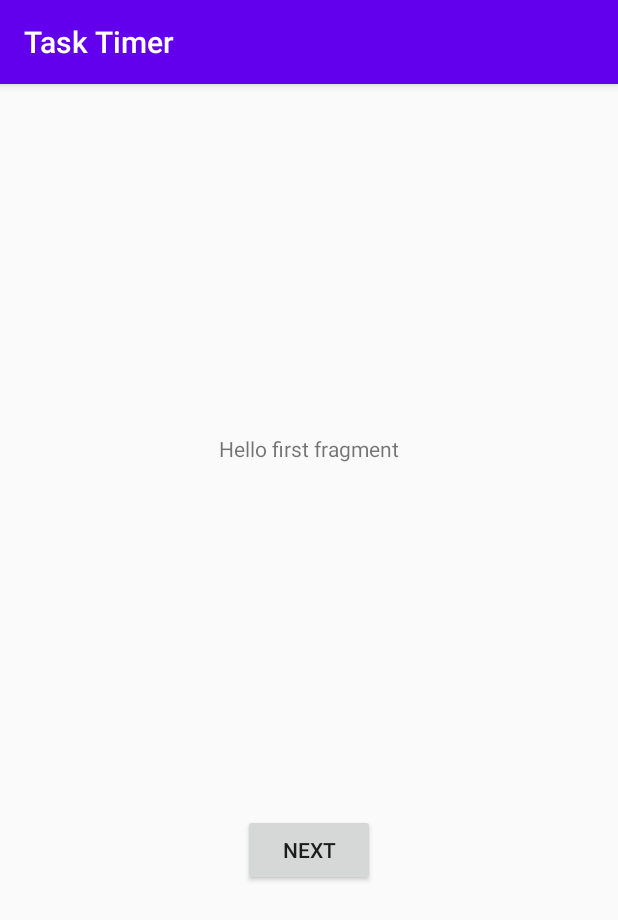
After one commit to GertScheers/TaskTimer, an Android app: the fragment FirstFragment shown on its own in the app's theme, on a phone screen of 412 x 824 dp. The commit adds this screen. Shown: the top 920 px of the screen. Run offline under Robolectric (Android 15) with nearby library versions, the phone set to English and light mode, and no system bars.

Commit message:
Activities remade
MainActivity was stuck in a reboot loop, fragment issue

```diff
--- a/app/src/main/AndroidManifest.xml
+++ b/app/src/main/AndroidManifest.xml
@@ -11,7 +11,7 @@
         android:theme="@style/AppTheme">
         <activity
             android:name=".MainActivity"
-            android:label="@string/app_name"
+            android:label="@string/title_activity_main"
             android:theme="@style/AppTheme.NoActionBar">
             <intent-filter>
                 <action android:name="android.intent.action.MAIN" />
@@ -21,9 +21,9 @@
         </activity>
 
         <provider
+            android:name=".AppProvider"
             android:authorities="com.gitje.tasktimer.provider"
-            android:name="com.gitje.tasktimer.AppProvider"
-            android:exported="false"/>
+            android:exported="false" />
     </application>
 
 </manifest>
--- /dev/null
+++ b/app/src/main/java/com/gitje/tasktimer/FirstFragment.kt
@@ -0,0 +1,31 @@
+package com.gitje.tasktimer
+
+import android.os.Bundle
+import androidx.fragment.app.Fragment
+import android.view.LayoutInflater
+import android.view.View
+import android.view.ViewGroup
+import android.widget.Button
+import androidx.navigation.fragment.findNavController
+
+/**
+ * A simple [Fragment] subclass as the default destination in the navigation.
+ */
+class FirstFragment : Fragment() {
+
+    override fun onCreateView(
+        inflater: LayoutInflater, container: ViewGroup?,
+        savedInstanceState: Bundle?
+    ): View? {
+        // Inflate the layout for this fragment
+        return inflater.inflate(R.layout.fragment_first, container, false)
+    }
+
+    override fun onViewCreated(view: View, savedInstanceState: Bundle?) {
+        super.onViewCreated(view, savedInstanceState)
+
+        view.findViewById<Button>(R.id.button_first).setOnClickListener {
+            findNavController().navigate(R.id.action_FirstFragment_to_SecondFragment)
+        }
+    }
+}
--- /dev/null
+++ b/app/src/main/res/layout/fragment_first.xml
@@ -0,0 +1,28 @@
+<?xml version="1.0" encoding="utf-8"?>
+<androidx.constraintlayout.widget.ConstraintLayout xmlns:android="http://schemas.android.com/apk/res/android"
+    xmlns:app="http://schemas.android.com/apk/res-auto"
+    xmlns:tools="http://schemas.android.com/tools"
+    android:layout_width="match_parent"
+    android:layout_height="match_parent"
+    tools:context=".FirstFragment">
+
+    <TextView
+        android:id="@+id/textview_first"
+        android:layout_width="wrap_content"
+        android:layout_height="wrap_content"
+        android:text="@string/hello_first_fragment"
+        app:layout_constraintBottom_toTopOf="@id/button_first"
+        app:layout_constraintEnd_toEndOf="parent"
+        app:layout_constraintStart_toStartOf="parent"
+        app:layout_constraintTop_toTopOf="parent" />
+
+    <Button
+        android:id="@+id/button_first"
+        android:layout_width="wrap_content"
+        android:layout_height="wrap_content"
+        android:text="@string/next"
+        app:layout_constraintBottom_toBottomOf="parent"
+        app:layout_constraintEnd_toEndOf="parent"
+        app:layout_constraintStart_toStartOf="parent"
+        app:layout_constraintTop_toBottomOf="@id/textview_first" />
+</androidx.constraintlayout.widget.ConstraintLayout>
--- a/app/src/main/res/values/strings.xml
+++ b/app/src/main/res/values/strings.xml
@@ -11,4 +11,5 @@
     <string name="hello_second_fragment">Hello second fragment. Arg: %1$s</string>
     <!-- TODO: Remove or change this placeholder text -->
     <string name="hello_blank_fragment">Hello blank fragment</string>
+    <string name="title_activity_main">MainActivity</string>
 </resources>
```
Also changed, not shown: app/src/main/java/com/gitje/tasktimer/BackupFragment.java (added, +45 -0 lines), app/src/main/java/com/gitje/tasktimer/MainActivity.kt (+19 -4 lines), app/src/main/java/com/gitje/tasktimer/MainActivityFragment.kt (deleted, +0 -59 lines), app/src/main/java/com/gitje/tasktimer/SecondFragment.kt (added, +31 -0 lines), app/src/main/res/layout/content_main.xml (+1 -14 lines), app/src/main/res/layout/fragment_main.xml (deleted, +0 -14 lines), app/src/main/res/layout/fragment_second.xml (added, +27 -0 lines), app/src/main/res/navigation/nav_graph.xml (+22 -1 lines).
